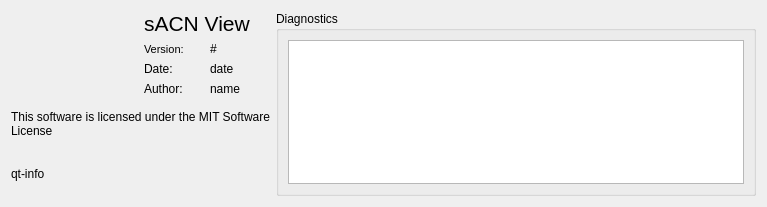
Above: ui/aboutdialog.ui from docsteer/sacnview before the change. Below: the same form after it.
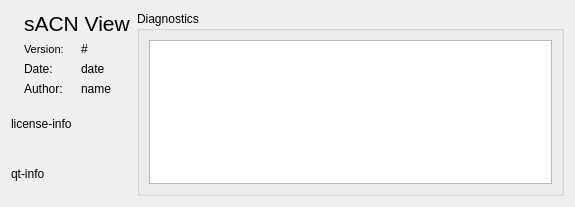
That is the form after the change. Icons and pictures are not drawn.

Commit message: Add license info in About dialog

The edit to the form file:
```diff
--- a/ui/aboutdialog.ui
+++ b/ui/aboutdialog.ui
@@ -6,7 +6,7 @@
    <rect>
     <x>0</x>
     <y>0</y>
-    <width>767</width>
+    <width>575</width>
     <height>207</height>
    </rect>
   </property>
@@ -103,7 +103,7 @@
      <item>
       <widget class="QLabel" name="label_2">
        <property name="text">
-        <string>This software is licensed under the MIT Software License</string>
+        <string>license-info</string>
        </property>
        <property name="wordWrap">
         <bool>true</bool>
```
Left out of the diff: 4 changed lines with no effect on the pictures. The commit also changes 1 other file.
